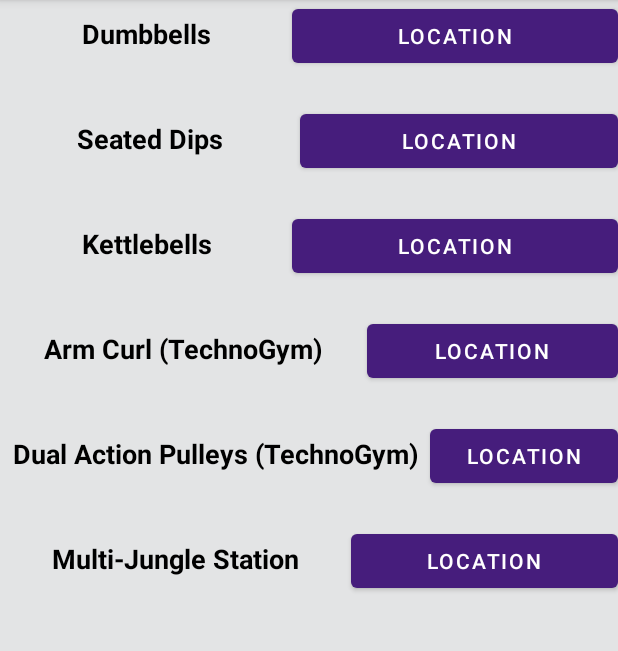
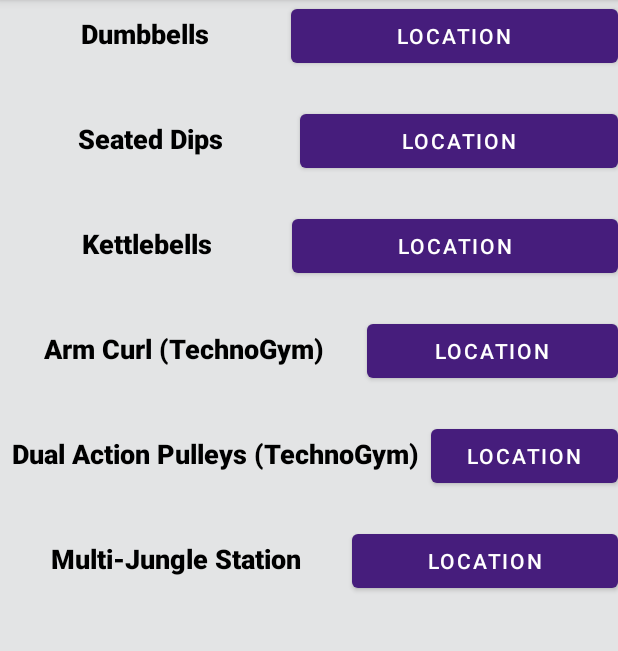
Before and after one commit to claireew02/UrecApp, an Android app: the screen it shows after launch (MuscleArmMachines), after a tap on "ARMS", on a phone screen of 412 x 824 dp, the part 84-735 px from its top. Run offline under Robolectric (Android 15) with nearby library versions, the phone set to English and light mode, and no system bars.

Commit message:
changed font to sans-serif (whats used on the lsu urec website)

```diff
--- a/app/src/main/res/layout/muscles.xml
+++ b/app/src/main/res/layout/muscles.xml
@@ -13,6 +13,7 @@
         android:layout_height="120dp"
         android:layout_marginStart="30dp"
         android:layout_marginTop="55dp"
+        android:alpha="0.93"
         android:text="@string/arms"
         android:onClick="sendArms"
         app:layout_constraintStart_toStartOf="parent"
@@ -25,6 +26,7 @@
         android:layout_marginStart="220dp"
         android:layout_marginTop="55dp"
         android:onClick="sendLegs"
+        android:alpha="0.93"
         android:text="@string/legs"
         app:layout_constraintStart_toStartOf="parent"
         app:layout_constraintTop_toTopOf="parent" />
@@ -36,6 +38,7 @@
         android:layout_marginStart="30dp"
         android:layout_marginTop="230dp"
         android:onClick="sendBack"
+        android:alpha="0.93"
         android:text="@string/back"
         app:layout_constraintStart_toStartOf="parent"
         app:layout_constraintTop_toTopOf="parent" />
@@ -47,6 +50,7 @@
         android:layout_marginStart="220dp"
         android:layout_marginTop="230dp"
         android:onClick="sendShoulders"
+        android:alpha="0.93"
         android:text="@string/shoulders"
         android:textSize="14sp"
         app:layout_constraintStart_toStartOf="parent"
--- a/app/src/main/res/values/themes.xml
+++ b/app/src/main/res/values/themes.xml
@@ -12,6 +12,7 @@
         <!-- Status bar color. -->
         <item name="android:statusBarColor" tools:targetApi="l">?attr/colorPrimaryVariant</item>
         <!-- Customize your theme here. -->
+        <item name="android:fontFamily">sans-serif-medium</item>
 
     </style>
 </resources>
```
